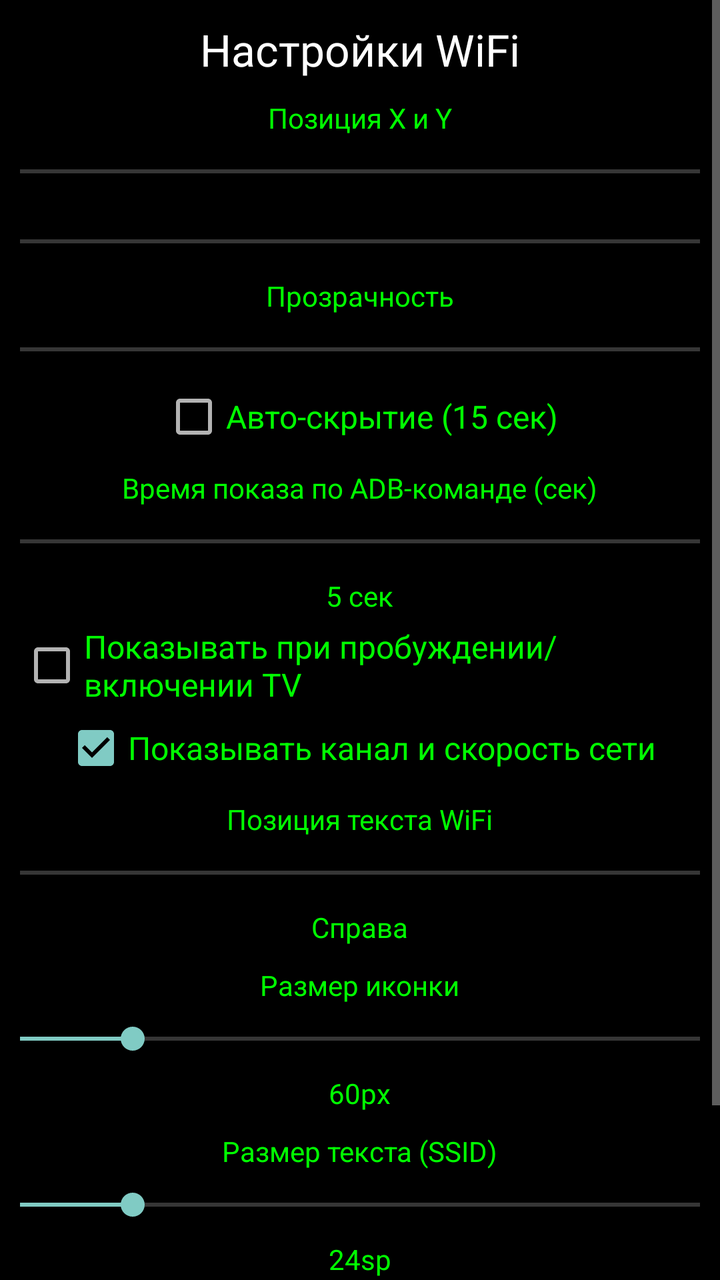
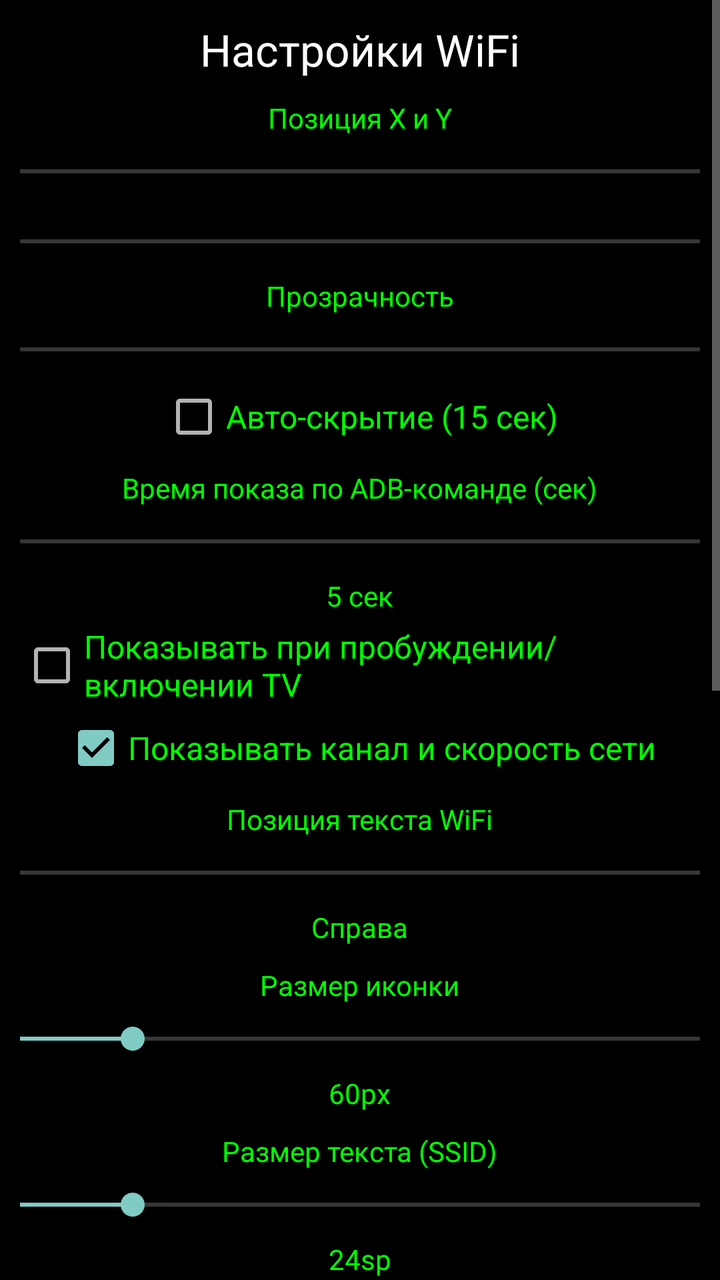

Two renders of the same Android screen: before a commit and after it. Below are the layout's source before the change and the commit's diff.
<!-- AndroidManifest.xml: application theme AppTheme -->
<!-- res/layout/activity_main.xml -->
<?xml version="1.0" encoding="utf-8"?>
<ScrollView xmlns:android="http://schemas.android.com/apk/res/android"
    android:layout_width="match_parent"
    android:layout_height="match_parent"
    android:background="#cc000000">

    <LinearLayout
        android:layout_width="match_parent"
        android:layout_height="wrap_content"
        android:orientation="vertical"
        android:padding="10dp"
        android:gravity="center">

        <TextView
            android:layout_width="wrap_content"
            android:layout_height="wrap_content"
            android:text="Настройки WiFi"
            android:textSize="22sp"
            android:textColor="#ffffffff"
            android:layout_marginBottom="10dp" />

        <TextView
            android:layout_width="wrap_content"
            android:layout_height="wrap_content"
            android:text="Позиция X и Y"
            android:textColor="#ff00ff00" />

        <SeekBar
            android:id="@+id/sbX"
            android:layout_width="600dp"
            android:layout_height="35dp"
            android:max="100" />

        <SeekBar
            android:id="@+id/sbY"
            android:layout_width="600dp"
            android:layout_height="35dp"
            android:max="100" />

        <TextView
            android:layout_width="wrap_content"
            android:layout_height="wrap_content"
            android:text="Прозрачность"
            android:textColor="#ff00ff00" />

        <SeekBar
            android:id="@+id/sbAlpha"
            android:layout_width="600dp"
            android:layout_height="35dp"
            android:max="255" />

        <CheckBox
            android:id="@+id/cbAutoHide"
            android:layout_width="wrap_content"
            android:layout_height="wrap_content"
            android:text="Авто-скрытие (15 сек)"
            android:textSize="16sp"
            android:textColor="#ff00ff00" />

        <TextView
            android:layout_width="wrap_content"
            android:layout_height="wrap_content"
            android:text="Время показа по ADB-команде (сек)"
            android:textColor="#ff00ff00"
            android:layout_marginTop="10dp" />

        <SeekBar
            android:id="@+id/sbShowDuration"
            android:layout_width="600dp"
            android:layout_height="35dp"
            android:max="60"
            android:progress="5" />

        <TextView
            android:id="@+id/tvShowDurationLabel"
            android:layout_width="wrap_content"
            android:layout_height="wrap_content"
            android:text="5 сек"
            android:textColor="#ff00ff00" />

        <CheckBox
            android:id="@+id/cbShowOnWake"
            android:layout_width="wrap_content"
            android:layout_height="wrap_content"
            android:text="Показывать при пробуждении/включении TV"
            android:textSize="16sp"
            android:textColor="#ff00ff00"
            android:layout_marginTop="5dp" />

        <CheckBox
            android:id="@+id/cbShowChannelSpeed"
            android:layout_width="wrap_content"
            android:layout_height="wrap_content"
            android:text="Показывать канал и скорость сети"
            android:textSize="16sp"
            android:textColor="#ff00ff00"
            android:checked="true"
            android:layout_marginTop="5dp" />

        <TextView
            android:layout_width="wrap_content"
            android:layout_height="wrap_content"
            android:text="Позиция текста WiFi"
            android:textColor="#ff00ff00"
            android:layout_marginTop="10dp" />

        <SeekBar
            android:id="@+id/sbTextPosition"
            android:layout_width="600dp"
            android:layout_height="35dp"
            android:max="1" />

        <TextView
            android:id="@+id/tvTextPositionLabel"
            android:layout_width="wrap_content"
            android:layout_height="wrap_content"
            android:text="Справа"
            android:textColor="#ff00ff00" />

        <TextView
            android:layout_width="wrap_content"
            android:layout_height="wrap_content"
            android:text="Размер иконки"
            android:textColor="#ff00ff00"
            android:layout_marginTop="10dp" />

        <SeekBar
            android:id="@+id/sbIconSize"
            android:layout_width="600dp"
            android:layout_height="35dp"
            android:max="200"
            android:progress="60" />

        <TextView
            android:id="@+id/tvIconSizeLabel"
            android:layout_width="wrap_content"
            android:layout_height="wrap_content"
            android:text="60px"
            android:textColor="#ff00ff00" />

        <TextView
            android:layout_width="wrap_content"
            android:layout_height="wrap_content"
            android:text="Размер текста (SSID)"
            android:textColor="#ff00ff00"
            android:layout_marginTop="10dp" />

        <SeekBar
            android:id="@+id/sbFontSize"
            android:layout_width="600dp"
            android:layout_height="35dp"
            android:max="80"
            android:progress="24" />

        <TextView
            android:id="@+id/tvFontSizeLabel"
            android:layout_width="wrap_content"
            android:layout_height="wrap_content"
            android:text="24sp"
            android:textColor="#ff00ff00" />

        <TextView
            android:id="@+id/tvPermissionsStatus"
            android:layout_width="wrap_content"
            android:layout_height="wrap_content"
            android:text=""
            android:textSize="14sp"
            android:textColor="#ffaaaaaa"
            android:layout_marginTop="15dp" />

        <LinearLayout
            android:layout_width="wrap_content"
            android:layout_height="wrap_content"
            android:orientation="horizontal"
            android:layout_marginTop="10dp">

            <Button
                android:id="@+id/btnMinimize"
                android:layout_width="200dp"
                android:layout_height="wrap_content"
                android:text="СВЕРНУТЬ"
                android:backgroundTint="#ff444444"
                android:layout_marginEnd="10dp" />

            <Button
                android:id="@+id/btnClose"
                android:layout_width="200dp"
                android:layout_height="wrap_content"
                android:text="ЗАКРЫТЬ"
                android:backgroundTint="#ff662222" />

        </LinearLayout>

    </LinearLayout>

</ScrollView>
<!-- resources referenced by this layout -->
<resources>
  <style name="AppTheme" parent="Theme.AppCompat.NoActionBar">
          <item name="android:windowBackground">@android:color/black</item>
          <item name="android:colorBackground">@android:color/black</item>
          <item name="android:textColorPrimary">@android:color/white</item>
      </style>
</resources>

<!-- the commit's change to res/layout/activity_main.xml (unified diff, before → after) -->
@@ -158,6 +158,119 @@
             android:layout_height="wrap_content"
             android:text="24sp"
             android:textColor="#ff00ff00" />
+
+        <TextView
+            android:layout_width="wrap_content"
+            android:layout_height="wrap_content"
+            android:text="Прозрачность фона текста (серый)"
+            android:textColor="#ff00ff00"
+            android:layout_marginTop="10dp" />
+
+        <SeekBar
+            android:id="@+id/sbTextBgAlpha"
+            android:layout_width="600dp"
+            android:layout_height="35dp"
+            android:max="255"
+            android:progress="120" />
+
+        <TextView
+            android:id="@+id/tvTextBgAlphaLabel"
+            android:layout_width="wrap_content"
+            android:layout_height="wrap_content"
+            android:text="120"
+            android:textColor="#ff00ff00" />
+
+        <TextView
+            android:layout_width="wrap_content"
+            android:layout_height="wrap_content"
+            android:text="Фон индикатора: прозрачность"
+            android:textColor="#ff00ff00"
+            android:layout_marginTop="10dp" />
+
+        <SeekBar
+            android:id="@+id/sbBgAlpha"
+            android:layout_width="600dp"
+            android:layout_height="35dp"
+            android:max="255"
+            android:progress="90" />
+
+        <TextView
+            android:id="@+id/tvBgAlphaLabel"
+            android:layout_width="wrap_content"
+            android:layout_height="wrap_content"
+            android:text="90"
+            android:textColor="#ff00ff00" />
+
+        <TextView
+            android:layout_width="wrap_content"
+            android:layout_height="wrap_content"
+            android:text="Фон индикатора: красный"
+            android:textColor="#ff00ff00"
+            android:layout_marginTop="10dp" />
+
+        <SeekBar
+            android:id="@+id/sbBgR"
+            android:layout_width="600dp"
+            android:layout_height="35dp"
+            android:max="255"
+            android:progress="0" />
+
+        <TextView
+            android:id="@+id/tvBgRLabel"
+            android:layout_width="wrap_content"
+            android:layout_height="wrap_content"
+            android:text="0"
+            android:textColor="#ff00ff00" />
+
+        <TextView
+            android:layout_width="wrap_content"
+            android:layout_height="wrap_content"
+            android:text="Фон индикатора: зелёный"
+            android:textColor="#ff00ff00"
+            android:layout_marginTop="10dp" />
+
+        <SeekBar
+            android:id="@+id/sbBgG"
+            android:layout_width="600dp"
+            android:layout_height="35dp"
+            android:max="255"
+            android:progress="0" />
+
+        <TextView
+            android:id="@+id/tvBgGLabel"
+            android:layout_width="wrap_content"
+            android:layout_height="wrap_content"
+            android:text="0"
+            android:textColor="#ff00ff00" />
+
+        <TextView
+            android:layout_width="wrap_content"
+            android:layout_height="wrap_content"
+            android:text="Фон индикатора: синий"
+            android:textColor="#ff00ff00"
+            android:layout_marginTop="10dp" />
+
+        <SeekBar
+            android:id="@+id/sbBgB"
+            android:layout_width="600dp"
+            android:layout_height="35dp"
+            android:max="255"
+            android:progress="0" />
+
+        <TextView
+            android:id="@+id/tvBgBLabel"
+            android:layout_width="wrap_content"
+            android:layout_height="wrap_content"
+            android:text="0"
+            android:textColor="#ff00ff00" />
+
+        <TextView
+            android:id="@+id/tvBgColorPreview"
+            android:layout_width="600dp"
+            android:layout_height="30dp"
+            android:gravity="center"
+            android:text="Цвет фона"
+            android:textColor="#ffffffff" />
 
         <TextView
             android:id="@+id/tvPermissionsStatus"
